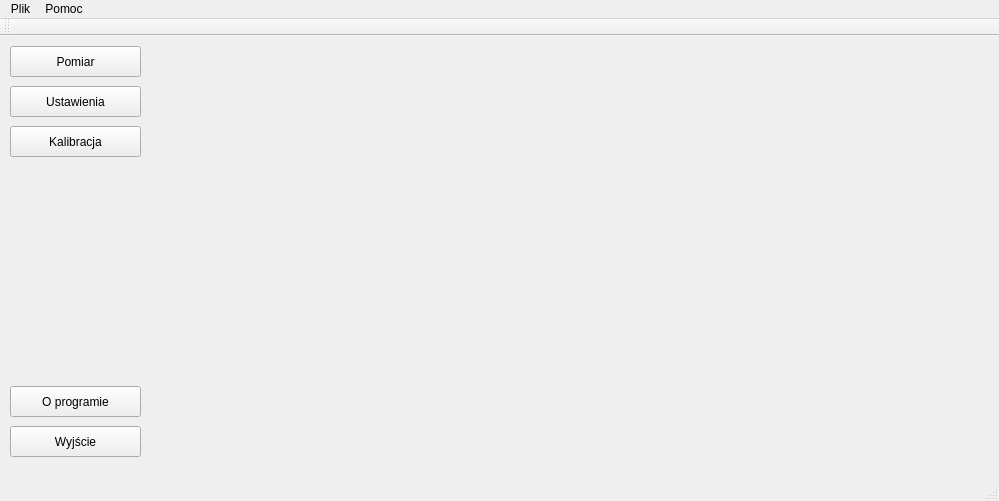
dzikipasterz/StareoVision, file StereoVision/mainwindow.ui: the form before one commit.
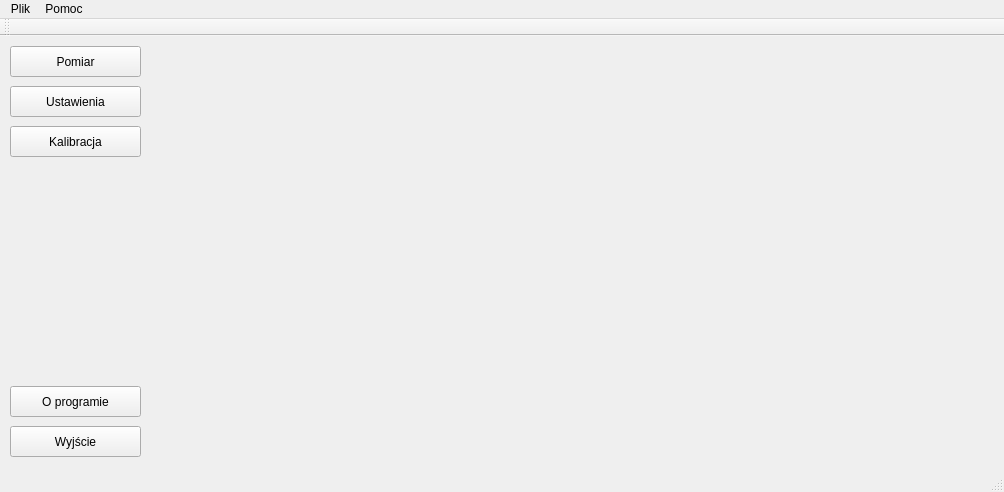
The form after the commit.

What changed in the file:
```diff
--- a/StereoVision/mainwindow.ui
+++ b/StereoVision/mainwindow.ui
@@ -6,14 +6,14 @@
    <rect>
     <x>0</x>
     <y>0</y>
-    <width>999</width>
-    <height>501</height>
+    <width>1004</width>
+    <height>492</height>
    </rect>
   </property>
   <property name="minimumSize">
    <size>
-    <width>385</width>
-    <height>340</height>
+    <width>1004</width>
+    <height>492</height>
    </size>
   </property>
   <property name="windowTitle">
@@ -101,7 +101,7 @@
     <rect>
      <x>0</x>
      <y>0</y>
-     <width>999</width>
+     <width>1004</width>
      <height>22</height>
     </rect>
    </property>
```
